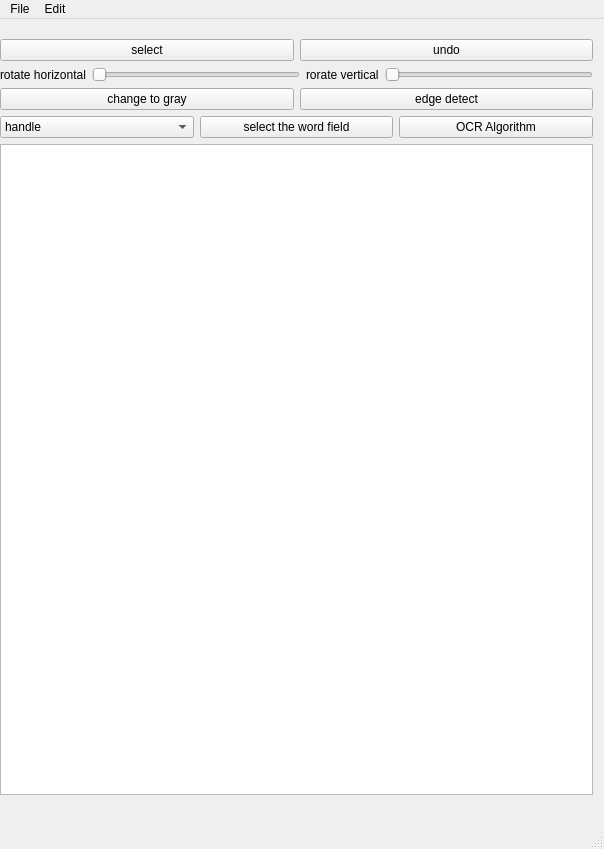
PillVic/ImageManager, file MainWindow.ui: the form before one commit.
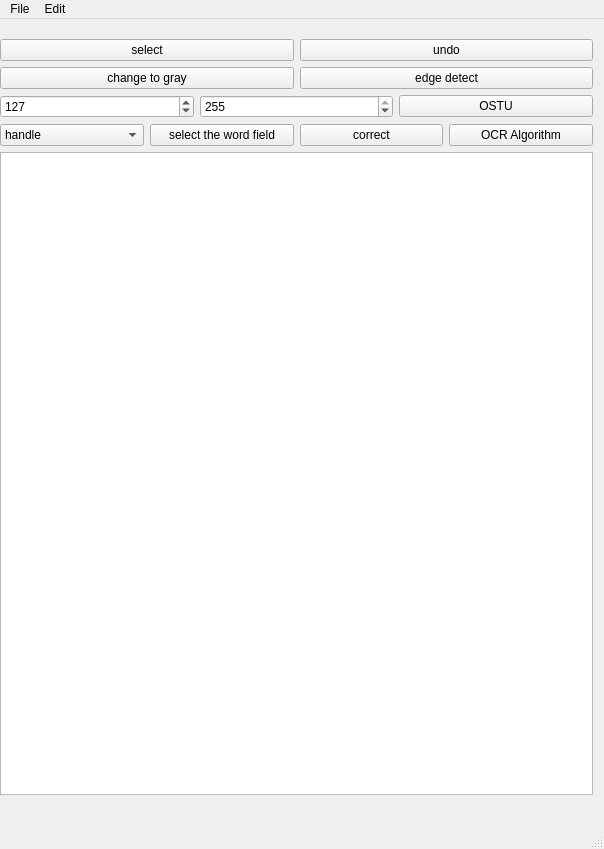
The form after the commit. Icons and pictures are not drawn.

```diff
--- a/MainWindow.ui
+++ b/MainWindow.ui
@@ -52,38 +52,6 @@
        </item>
       </layout>
      </item>
-     <item>
-      <layout class="QHBoxLayout" name="horizontalLayout_6">
-       <item>
-        <widget class="QLabel" name="label_2">
-         <property name="text">
-          <string>rotate horizontal</string>
-         </property>
-        </widget>
-       </item>
-       <item>
-        <widget class="QSlider" name="horizontalSlider">
-         <property name="orientation">
-          <enum>Qt::Horizontal</enum>
-         </property>
-        </widget>
-       </item>
-       <item>
-        <widget class="QLabel" name="label_3">
-         <property name="text">
-          <string>rorate vertical</string>
-         </property>
-        </widget>
-       </item>
-       <item>
-        <widget class="QSlider" name="horizontalSlider_2">
-         <property name="orientation">
-          <enum>Qt::Horizontal</enum>
-         </property>
-        </widget>
-       </item>
-      </layout>
-     </item>
      <item>
       <layout class="QHBoxLayout" name="horizontalLayout">
        <item>
@@ -102,6 +70,37 @@
        </item>
       </layout>
      </item>
+     <item>
+      <layout class="QHBoxLayout" name="horizontalLayout_3">
+       <item>
+        <widget class="QSpinBox" name="ostuBottom">
+         <property name="maximum">
+          <number>255</number>
+         </property>
+         <property name="value">
+          <number>127</number>
+         </property>
+        </widget>
+       </item>
+       <item>
+        <widget class="QSpinBox" name="ostuFloor">
+         <property name="maximum">
+          <number>255</number>
+         </property>
+         <property name="value">
+          <number>255</number>
+         </property>
+        </widget>
+       </item>
+       <item>
+        <widget class="QPushButton" name="ostuButton">
+         <property name="text">
+          <string>OSTU</string>
+         </property>
+        </widget>
+       </item>
+      </layout>
+     </item>
      <item>
       <layout class="QHBoxLayout" name="horizontalLayout_8">
        <item>
@@ -128,6 +127,13 @@
          </property>
         </widget>
        </item>
+       <item>
+        <widget class="QPushButton" name="pushButton">
+         <property name="text">
+          <string>correct</string>
+         </property>
+        </widget>
+       </item>
        <item>
         <widget class="QPushButton" name="ocrButton">
          <property name="text">
```
Left out of the diff: 12 changed lines with no effect on the pictures.
